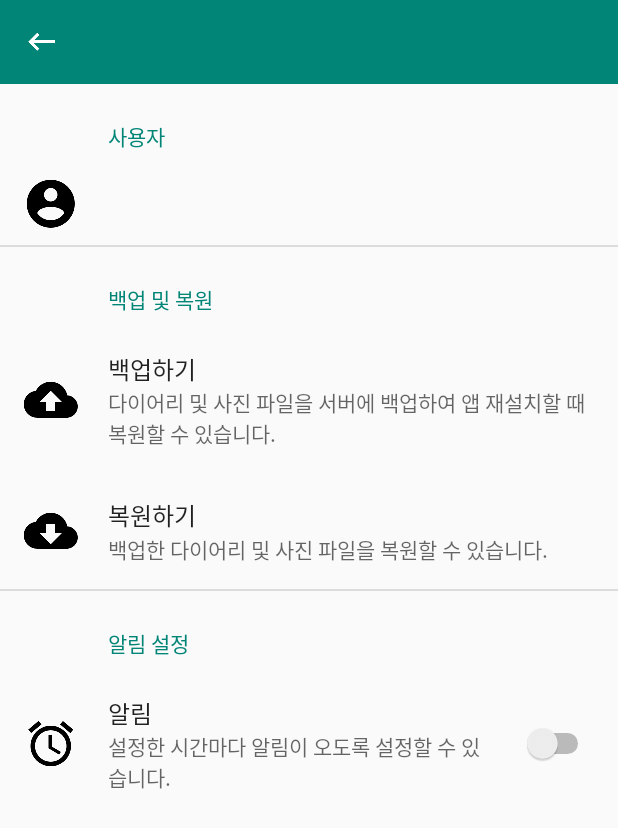
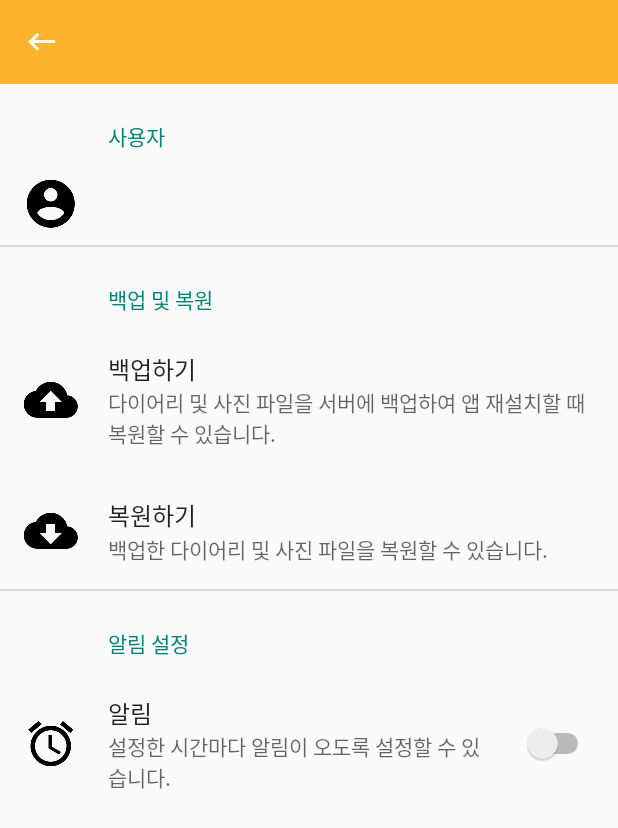
Before and after one commit to bonchangkoo/RookiePhotoApp, an Android app: the SettingsActivity screen opened directly, with no data from a screen before it, on a phone screen of 412 x 824 dp. Shown: the top 828 px of the screen. Run offline under Robolectric (Android 15) with nearby library versions, the phone set to English and light mode, and no system bars; our stand-ins replace Firebase (no records; nobody signed in at launch, a user with empty details on screens opened directly), RxJava, androidx.preference; libraries missing offline, so code that uses them is left out: android.support.v7.

Commit message:
TOY-37 색 변경

```diff
--- a/app/src/main/res/layout/activity_settings.xml
+++ b/app/src/main/res/layout/activity_settings.xml
@@ -11,22 +11,23 @@
         android:id="@+id/toolbar"
         android:layout_width="match_parent"
         android:layout_height="?attr/actionBarSize"
-        android:background="?colorAccent"
-        android:paddingTop="16dp"
-        android:paddingBottom="16dp"
-        app:theme="@style/ThemeOverlay.AppCompat.Dark.ActionBar"
+        android:background="@color/color_FDB32D"
+        app:contentInsetLeft="0dp"
+        app:contentInsetStart="0dp"
         app:titleTextColor="@android:color/white">
 
         <RelativeLayout
             android:layout_width="match_parent"
-            android:layout_height="match_parent">
+            android:layout_height="match_parent"
+            android:paddingStart="16dp"
+            android:paddingLeft="16dp"
+            android:paddingEnd="16dp"
+            android:paddingRight="16dp">
 
             <ImageButton
                 android:id="@+id/btn_backspace"
                 android:layout_width="wrap_content"
-                android:layout_height="wrap_content"
-                android:layout_marginEnd="32dp"
-                android:layout_marginRight="32dp"
+                android:layout_height="match_parent"
                 android:background="?selectableItemBackgroundBorderless"
                 android:src="@drawable/baseline_keyboard_backspace_white_24" />
         </RelativeLayout>
@@ -36,5 +37,4 @@
         android:id="@+id/list_container"
         android:layout_width="match_parent"
         android:layout_height="match_parent" />
-
 </LinearLayout>
--- a/app/src/main/res/values/colors.xml
+++ b/app/src/main/res/values/colors.xml
@@ -6,4 +6,5 @@
     <color name="color_FF0000">#FF0000</color>
     <color name="color_FFFFFF">#FFFFFF</color>
     <color name="color_BF424242">#BF424242</color>
+    <color name="color_FDB32D">#FDB32D</color>
 </resources>
--- a/app/src/main/res/values/styles.xml
+++ b/app/src/main/res/values/styles.xml
@@ -8,4 +8,7 @@
         <item name="colorAccent">@color/colorAccent</item>
     </style>
 
+    <style name="AppTheme.FDB32D">
+        <item name="colorAccent">@color/color_FDB32D</item>
+    </style>
 </resources>
```
